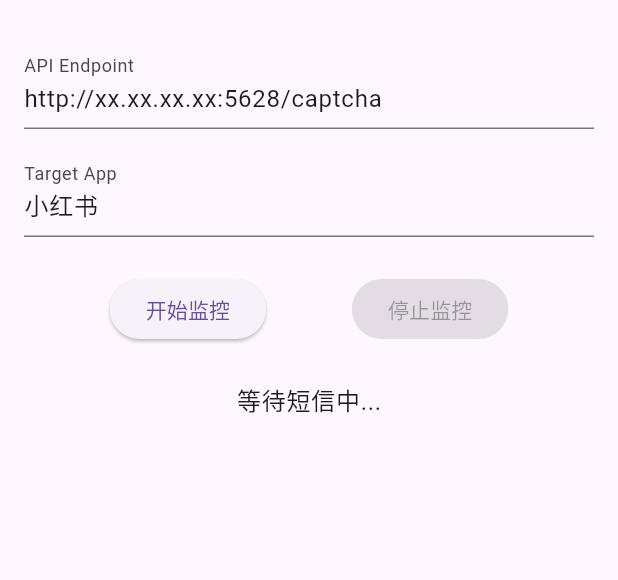
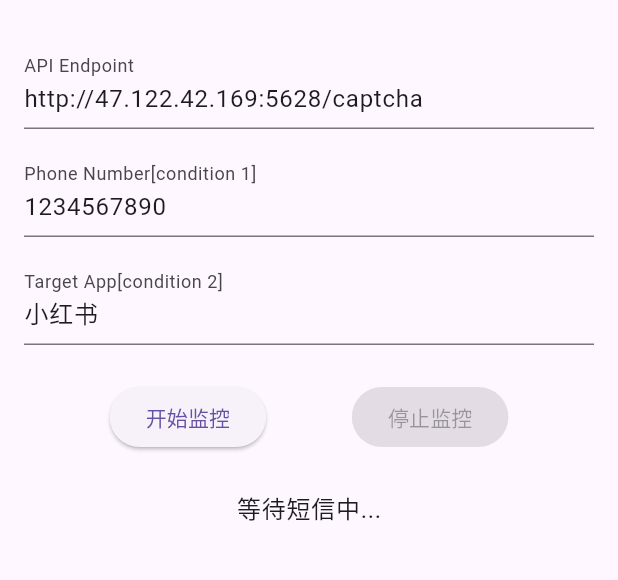
Before and after one commit to yeffky/verify_code_app, a Flutter app: the screen it shows after launch, on a phone screen of 412 x 824 dp, the part 63-643 px from its top. Run offline on Flutter 3.47's test engine with Material 3 defaults, Android fonts, the phone set to English and light mode, and no system bars; our stand-ins replace permission_handler; missing offline and left inert: sms_advanced.

Commit message:
MultiCondition include Phonenumber and Sender

```diff
--- a/lib/main.dart
+++ b/lib/main.dart
@@ -33,7 +33,7 @@ class MyHomePage extends StatefulWidget {
 
 class _MyHomePageState extends State<MyHomePage> {
   final _apiEndpointController = TextEditingController(
-    text: 'http://xx.xx.xx.xx:5628/captcha',
+    text: 'http://47.122.42.169:5628/captcha',
   );
   final _targetAppController = TextEditingController(text: '小红书');
   final _phoneNumberController = TextEditingController(text: '1234567890');
@@ -189,6 +189,20 @@ class _MyHomePageState extends State<MyHomePage> {
                 hintText: 'Enter your API endpoint URL',
               ),
               onChanged: (value) {
+                // 当用户输入内容时，更新 _apiEndpointController 的值
+                setState(() {
+                  _apiEndpointController.text = value;
+                });
+              },
+            ),
+            const SizedBox(height: 16),
+            TextField(
+              controller: _phoneNumberController,
+              decoration: const InputDecoration(
+                labelText: 'Phone Number[condition 1]',
+                hintText: 'Enter your phone number',
+              ),
+              onChanged: (value) {
                 // 当用户输入内容时，更新 _phoneNumberController 的值
                 setState(() {
                   _phoneNumberController.text = value;
@@ -199,7 +213,7 @@ class _MyHomePageState extends State<MyHomePage> {
             TextField(
               controller: _targetAppController,
               decoration: const InputDecoration(
-                labelText: 'Target App',
+                labelText: 'Target App[condition 2]',
                 hintText: 'Enter the app name to monitor',
               ),
               onChanged: (value) {
```
Also changed, not shown: lib/sms_handler.dart (+18 -11 lines), 1 other file.
